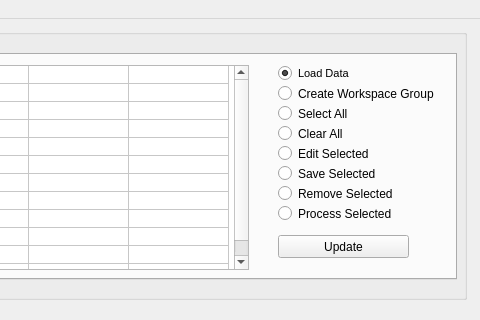
First picture: the form in MSlice.ui, repository neutrons/mslice_2.0, before the edit; both pictures show x 294 to 774 and y 0 to 320 of the 774 by 785 pixel window.
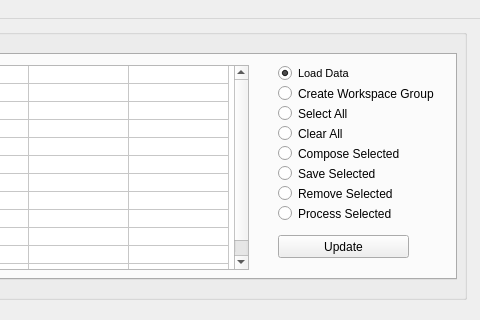
Second picture: the form after the edit.

Diff of the .ui file:
```diff
--- a/MSlice.ui
+++ b/MSlice.ui
@@ -286,7 +286,7 @@
         </rect>
        </property>
        <property name="text">
-        <string>Edit Selected</string>
+        <string>Compose Selected</string>
        </property>
       </widget>
       <widget class="QRadioButton" name="radioButtonCreateWSG">
```
Left out of the diff: 14 changed lines with no effect on the pictures.
